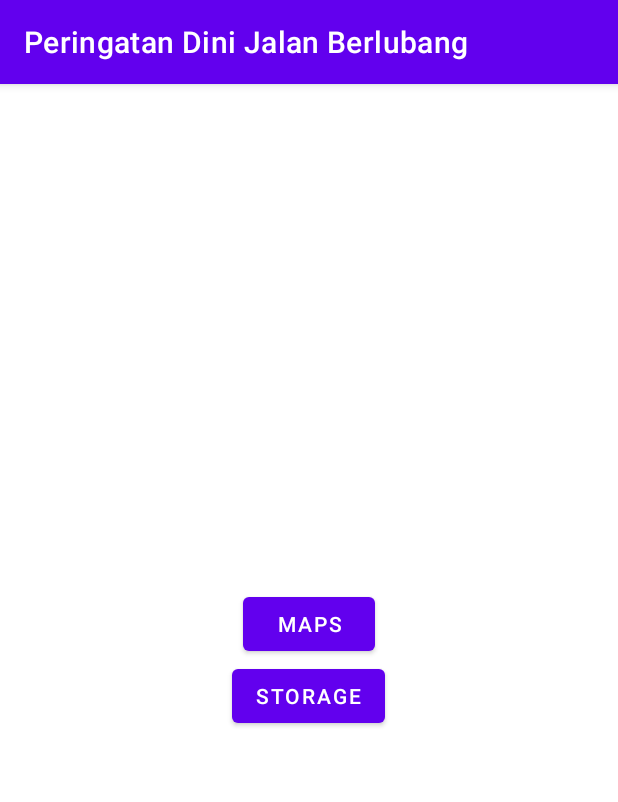
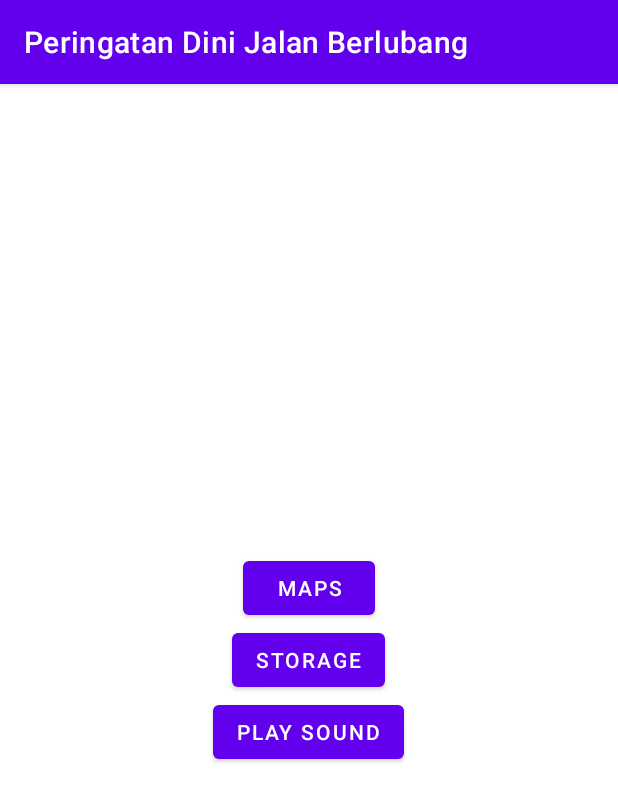
Before and after one commit to sallixie/peringatan-dini-jalan-berlubang, an Android app: the MainActivity screen opened directly, with no data from a screen before it, on a phone screen of 412 x 824 dp. Shown: the top 802 px of the screen. Run offline under Robolectric (Android 15) with nearby library versions, the phone set to English and light mode, and no system bars.

Commit message:
Add sample sound 100, 50, 20

```diff
--- a/app/src/main/java/com/eksype/peringatandinijalanberlubang/MainActivity.java
+++ b/app/src/main/java/com/eksype/peringatandinijalanberlubang/MainActivity.java
@@ -2,8 +2,10 @@ package com.eksype.peringatandinijalanberlubang;
 
 import androidx.appcompat.app.AppCompatActivity;
 
+import android.annotation.SuppressLint;
 import android.app.Dialog;
 import android.content.Intent;
+import android.media.MediaPlayer;
 import android.os.Bundle;
 import android.util.Log;
 import android.view.View;
@@ -15,11 +17,14 @@ import com.google.android.gms.common.GoogleApiAvailability;
 
 public class MainActivity extends AppCompatActivity {
 
-    Button btnMaps, btnStorage;
+    Button btnMaps, btnStorage, btnSound;
     private static final String TAG = "MainActivity";
     private static final int ERROR_DIALOG_REQUEST = 9001;
+    private MediaPlayer mp;
 
 
+
+    @SuppressLint("MissingInflatedId")
     @Override
     protected void onCreate(Bundle savedInstanceState) {
         super.onCreate(savedInstanceState);
@@ -27,6 +32,10 @@ public class MainActivity extends AppCompatActivity {
 
         btnMaps = findViewById(R.id.btnMaps);
         btnStorage = findViewById(R.id.btnStorage);
+        btnSound = findViewById(R.id.btnSound);
+
+        mp = MediaPlayer.create(this, R.raw.sample100m);
+
 
         btnMaps.setOnClickListener(new View.OnClickListener() {
             @Override
@@ -41,6 +50,13 @@ public class MainActivity extends AppCompatActivity {
             public void onClick(View view) {
                 Intent intent = new Intent(MainActivity.this, StorageActivity.class);
                 startActivity(intent);
+            }
+        });
+
+        btnSound.setOnClickListener(new View.OnClickListener() {
+            @Override
+            public void onClick(View view) {
+                mp.start();
             }
         });
 
--- a/app/src/main/res/layout/activity_main.xml
+++ b/app/src/main/res/layout/activity_main.xml
@@ -21,4 +21,10 @@
         android:layout_height="wrap_content"
         android:text="Storage" />
 
+    <Button
+        android:id="@+id/btnSound"
+        android:layout_width="wrap_content"
+        android:layout_height="wrap_content"
+        android:text="Play Sound" />
+
 </LinearLayout>
```
Also changed, not shown: app/src/main/java/com/eksype/peringatandinijalanberlubang/MapsActivity.java (+13 -16 lines), 3 other files.
